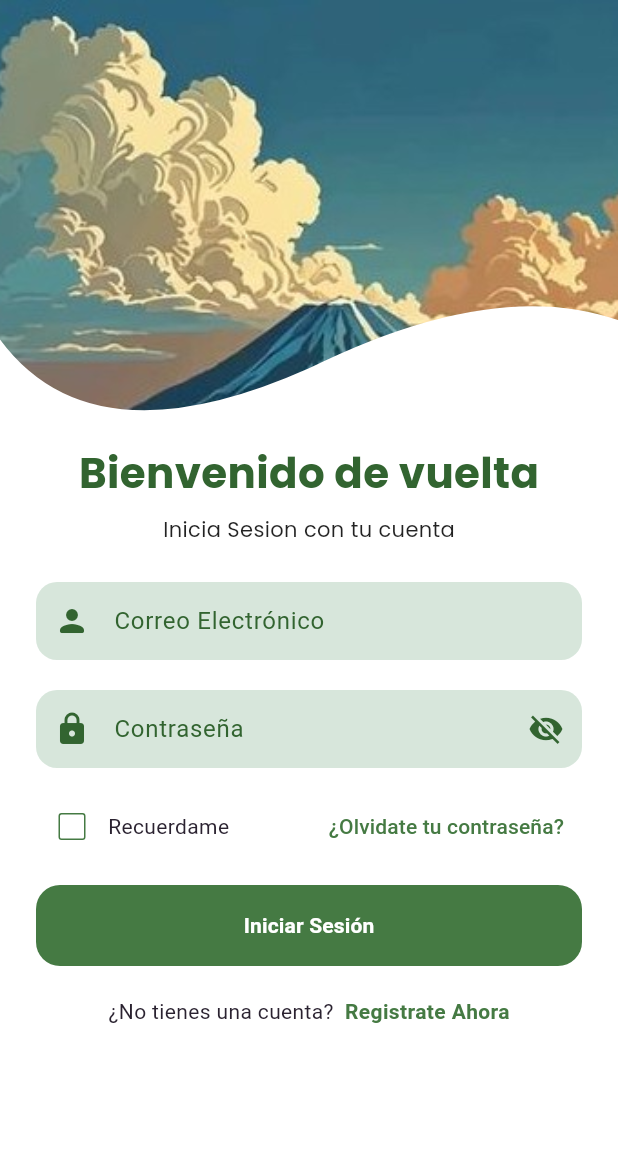
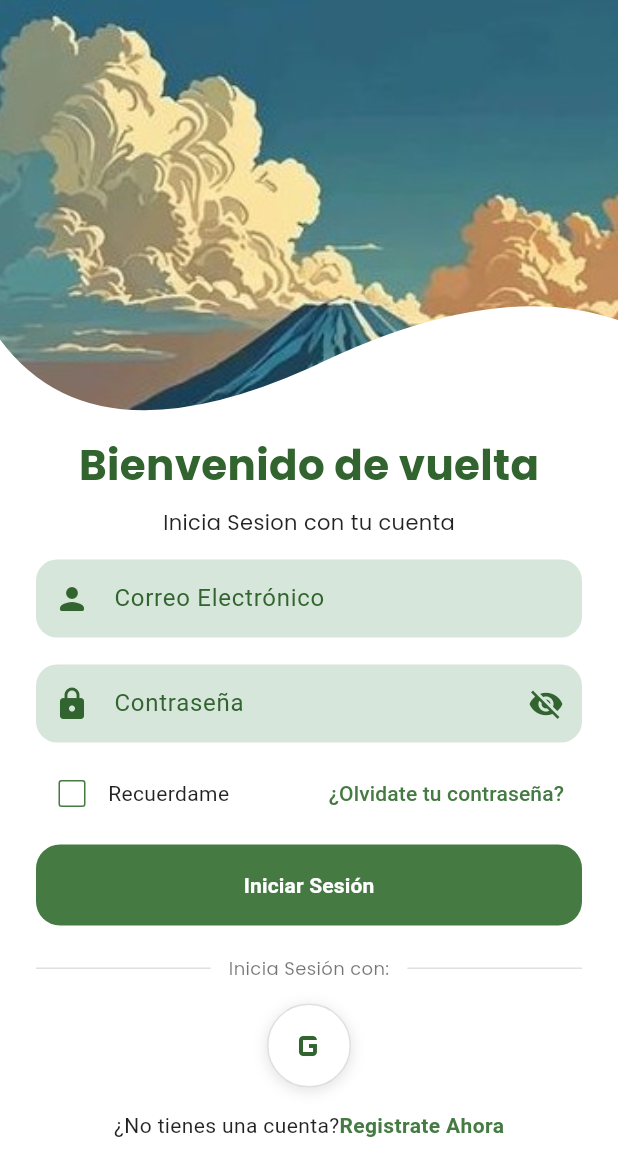
Before and after one commit to Pepi3660/MythosApp, a Flutter app: the screen it shows after launch, on a phone screen of 412 x 824 dp. Shown: the top 1176 px of the screen. Run offline on Flutter 3.47's test engine with Material 3 defaults, Android fonts, the phone set to English and light mode, and no system bars; our stand-ins replace app_links, cloud_firestore, firebase_auth, firebase_core, geolocator, go_router and 5 more; accounts and stored records are empty; generated files the repository leaves out were written again.

Commit message:
Implementacion del OTP

```diff
--- a/lib/main.dart
+++ b/lib/main.dart
@@ -6,6 +6,7 @@ import 'package:flutter/material.dart';
 import 'package:go_router/go_router.dart';
 import 'package:mythosapp/firebase_options.dart'; //Referencia al archivo que guarda las configuraciones de firebase
 import 'package:provider/provider.dart';
+import 'package:shared_preferences/shared_preferences.dart';
 
 import 'models/relato.dart';
 import 'repositories/relatos_repository.dart';
@@ -40,6 +41,20 @@ void main() async{
   ));
 }
 
+// ------------ Args para /otp ------------
+class OtpArgs {
+  final String name;
+  final String email;
+  final String password;
+  final String? prefilledOtp;
+  OtpArgs({
+    required this.name,
+    required this.email,
+    required this.password,
+    this.prefilledOtp,
+  });
+}
+
 class MythosApp extends StatefulWidget {
   const MythosApp({super.key});
 
@@ -64,12 +79,37 @@ class _MythosAppState extends State<MythosApp> {
 
       //Intentar completar el OTP (email link) en el ViewModel
       final vm = context.read<AuthViewModel>();
-      final ok = await vm.tryCompleteMagicLinkSignIn(uri.toString());
+      final ok = await vm.tryExtractOtpFromUri(uri);
+      if (!mounted) return;
 
-      //Si se completó el login por enlace mágico, navegar a /relatos
-      if (mounted && ok) context.go('/relatos');
+      if (ok != null && ok.isNotEmpty) {
+        // Recuperamos lo que guardaste al pulsar el botón (en RegisterView)
+        final prefs = await SharedPreferences.getInstance();
+        final name = (prefs.getString('pending_name') ?? '').trim();
+        final email = (prefs.getString('otp_email') ?? '').trim(); // vm.sendEmailOtp lo guarda
+        final password = (prefs.getString('pending_password') ?? '').trim();
+
+        if (name.isNotEmpty && email.isNotEmpty && password.isNotEmpty) {
+          // Navega a la verificación con OTP prellenado
+          if (!mounted) return;
+          context.push(
+            '/otp',
+            extra: OtpArgs(
+              name: name,
+              email: email,
+              password: password,
+              prefilledOtp: ok, // 'M1234'
+            ),
+          );
+        }
+        return; // no seguimos con email-link si ya usamos OTP
+      }
+
+      // Si no trae OTP, puedes omitir o intentar completar el email-link clásico:
+      // final ok = await vm.tryCompleteEmailLink(uri.toString());
+      // if (mounted && ok) context.go('/relatos');
     }, onError: (e) {
-      // opcional: loggear errores de parsing
+      // opcional: log de error
     });
   }
 
--- a/lib/repositories/authOTPRepository.dart
+++ b/lib/repositories/authOTPRepository.dart
@@ -8,16 +8,18 @@ class AuthOtpRepository {
       : _service = service ?? AuthOtpService();
 
     //Enviio del correo magico
-  Future<void> sendMagicLink(String email) =>
-      _service.sendMagicLink(email);
+  Future<void> sendEmail(String email) =>
+  _service.sendEmail(email);
 
-  bool isEmailLink(String link) =>
-      _service.isEmailLink(link);
+  bool isEmailLink(String link) => _service.isEmailLink(link);
 
-    //Inicio de sesion con el correo y el link
   Future<void> signInWithEmailLink({
     required String email,
     required String link,
   }) =>
-      _service.signInWithEmailLink(email: email, emailLink: link);
+  _service.signInWithEmailLink(email: email, emailLink: link);
+
+  String? extractOtpFromUri(Uri uri) => _service.extractOtpFromUri(uri);
+
+  String get fixedLetter => _service.fixedLetter;
 }
--- a/lib/views/login/login_view.dart
+++ b/lib/views/login/login_view.dart
@@ -25,6 +25,7 @@ class _LoginScreenState extends State<LoginView> {
 
   //Controll de la altura del texto
   static const double _kWaveHeight = 260;
+  static const darkOliveGreen = Color(0xFF326430);
 
   @override
   void dispose() {
@@ -39,7 +40,6 @@ class _LoginScreenState extends State<LoginView> {
     final vm = context.watch<AuthViewModel>();
 
     //Colores locales
-    const darkOliveGreen = Color(0xFF326430);
     const fernGreen = Color(0xFF457A43);
 
     return Scaffold(
@@ -69,14 +69,14 @@ class _LoginScreenState extends State<LoginView> {
             duration: const Duration(milliseconds: 90),
             curve: Curves.easeOut,
 
-            // ✅ Calculamos la posición según el teclado
+            //Calculamos la posición según el teclado
             left: 24,
             right:24,
             // top dinámico: debajo de la ola cuando no hay teclado,
             // y sube cuando aparece, pero sin invadir la imagen.
             top: () {
               final kb = MediaQuery.of(context).viewInsets.bottom;  // altura del teclado
-              final baseTop = _kWaveHeight + 15;                    // bajo la ola
+              final baseTop = _kWaveHeight + 10;                    // bajo la ola
               final dynamicTop = (baseTop - kb).clamp(32.0, baseTop);
               return dynamicTop.toDouble();
             }(),
@@ -100,7 +100,7 @@ class _LoginScreenState extends State<LoginView> {
                         color: Colors.black87,
                         fontSize: 14,
                       )),
-                  const SizedBox(height: 25),
+                  const SizedBox(height: 15),
                   // Formulario con validaciones
                   Form(
                     key: _formKey,                           // -> Asocio la clave para validar
@@ -118,7 +118,7 @@ class _LoginScreenState extends State<LoginView> {
                             return ok ? null : 'Correo inválido';
                           },
                         ),
-                        const SizedBox(height: 20),
+                        const SizedBox(height: 18),
                         // Campo de contraseña con toggle de visibilidad
                         RoundedTextField(
                           controller: _passCtrl,             //Vinculo controlador
@@ -131,7 +131,7 @@ class _LoginScreenState extends State<LoginView> {
                           },
                           onToggleVisibility: vm.toggleObscure, //Conecto el toggle al VM
                         ),
-                        const SizedBox(height: 15),
+                        const SizedBox(height: 10),
                         // Fila: Recordarme + Olvidé contraseña
                         Row(
                           children: [
@@ -142,7 +142,10 @@ class _LoginScreenState extends State<LoginView> {
                               checkColor: Colors.white,                      //Color del “check”
                               activeColor: fernGreen,
                             ),
-                            const Text('Recuerdame'),       // Etiqueta del checkbox
+                            const Text('Recuerdame',
+                            style: TextStyle(
+                              color: Colors.black87
+                            ),),       // Etiqueta del checkbox
                             const Spacer(),                  //Empujo el botón a la derecha
                             TextButton(
                               onPressed: () async {          //Acción para recuperar contraseña
@@ -170,7 +173,7 @@ class _LoginScreenState extends State<LoginView> {
                             ),
                           ],
                         ),
-                        const SizedBox(height: 15),
+                        const SizedBox(height: 10),
                         // Botón principal de Login
                         PrimaryButton(
                           label: 'Iniciar Sesión',                    //Texto del botón
@@ -198,11 +201,57 @@ class _LoginScreenState extends State<LoginView> {
                           },
                         ),
                         const SizedBox(height: 20),
+                        // Separador
+                        Row(
+                          children: [
+                            Expanded(child: Container(height: 1, color: Colors.black12)),
+                            Padding(
+                              padding: const EdgeInsets.symmetric(horizontal: 12),
+                              child: Text(
+                                'Inicia Sesión con:',
+                                style: GoogleFonts.poppins(color: Colors.black54, fontSize: 12),
+                              ),
+                            ),
+                            Expanded(child: Container(height: 1, color: Colors.black12)),
+                          ],
+                        ),
+
+                        const SizedBox(height: 15),
+
+                        //Botón social: SOLO Google
+                        _SocialCircle(
+                          icon: Icons.g_mobiledata,
+                          onTap: vm.isLoading
+                              ? null
+                              : () async {
+                                  // Iniciar sesión / registro con Google
+                                  final ok = await vm.signInOrRegisterWithGoogle();
+
+                                  if (!mounted) return;
+
+                                  //Mostrar resultado y navegar a /relatos si fue exitoso
+                                  if (ok) {
+                                    ScaffoldMessenger.of(context).showSnackBar(
+                                      const SnackBar(content: Text('Inicio con Google exitoso')),
+                                    );
+                                    context.go('/relatos');
+                                  } else {
+                                    ScaffoldMessenger.of(context).showSnackBar(
+                                      SnackBar(content: Text(vm.errorMessage ?? 'No fue posible usar Google')),
+                                    );
+                                  }
+                                },
+                        ),
+                        const SizedBox(height: 15),
                         // Pantalla de REgistro
                         Row(
                           mainAxisAlignment: MainAxisAlignment.center,
                           children: [
-                            const Text("¿No tienes una cuenta?  "),
+                            const Text('¿No tienes una cuenta?',
+                            style: TextStyle(
+                              color: Colors.black87
+                            ),
+                            ),
                             GestureDetector(
                               //Navegacion a la Pantalla de registro
                               onTap: () {
@@ -234,3 +283,29 @@ class _LoginScreenState extends State<LoginView> {
     );
   }
 }
+
+/// Botón social circular simple
+class _SocialCircle extends StatelessWidget {
+  final IconData icon;
+  final VoidCallback? onTap;
+  const _SocialCircle({required this.icon, this.onTap});
+
+  @override
+  Widget build(BuildContext context) {
+    return InkWell(
+      onTap: onTap, // si es null, queda deshabilitado
+      borderRadius: BorderRadius.circular(28),
+      child: Container(
+        width: 56,
+        height: 56,
+        decoration: BoxDecoration(
+          shape: BoxShape.circle,
+          color: Colors.white,
+          border: Border.all(color: Colors.black12),
+          boxShadow: [BoxShadow(color: Colors.black12, blurRadius: 8, offset: Offset(0, 2))],
+        ),
+        child: const Icon(Icons.g_mobiledata, size: 32, color: _LoginScreenState.darkOliveGreen),
+      ),
+    );
+  }
+}
```
Also changed, not shown: lib/services/auth_OTP_service.dart (+58 -15 lines), lib/viewmodels/login_viewmodel.dart (+31 -48 lines), lib/views/login/registerView.dart (+13 -39 lines), lib/views/login/verificationOTP.dart (added, +213 -0 lines), firebase.json, 4 other files.
